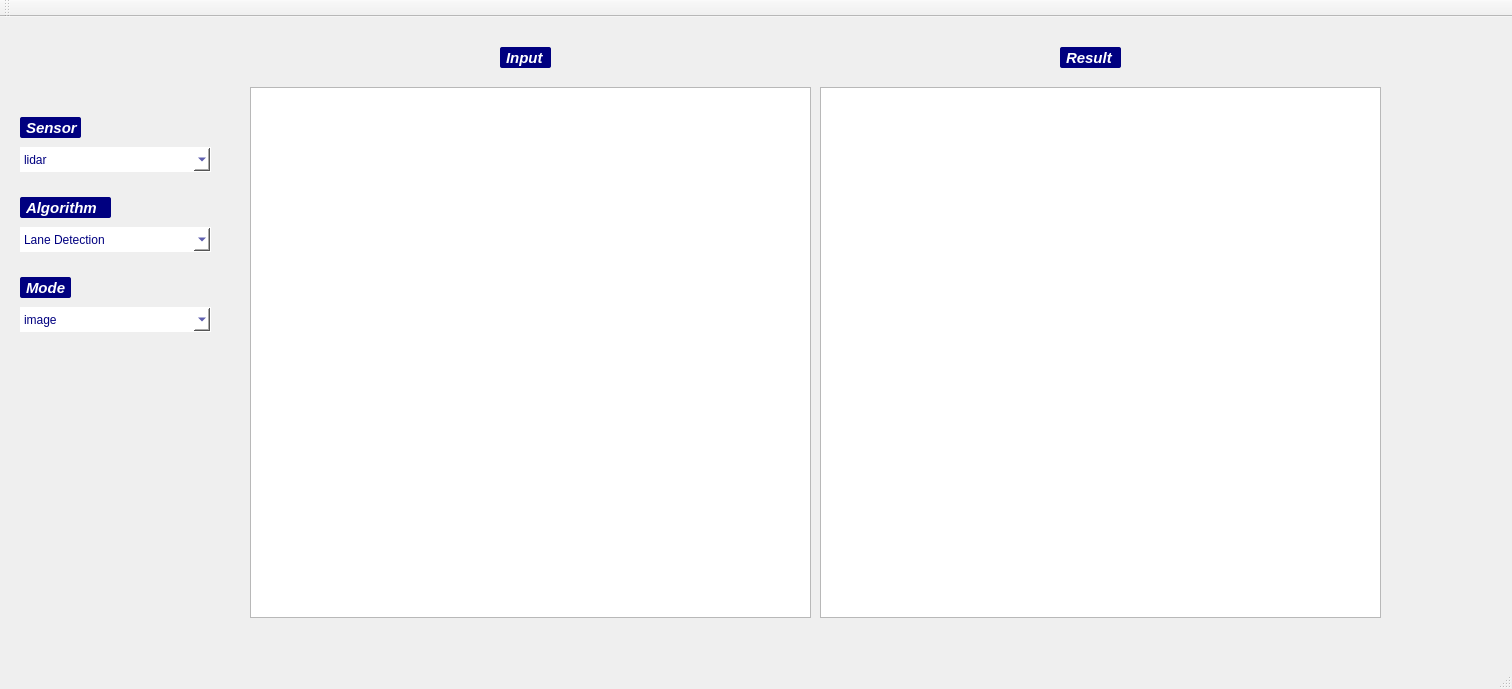
Above: GroundStation/Algorithmtest/mainwindow.ui from dazory/diva2 before the change. Below: the same form after it.
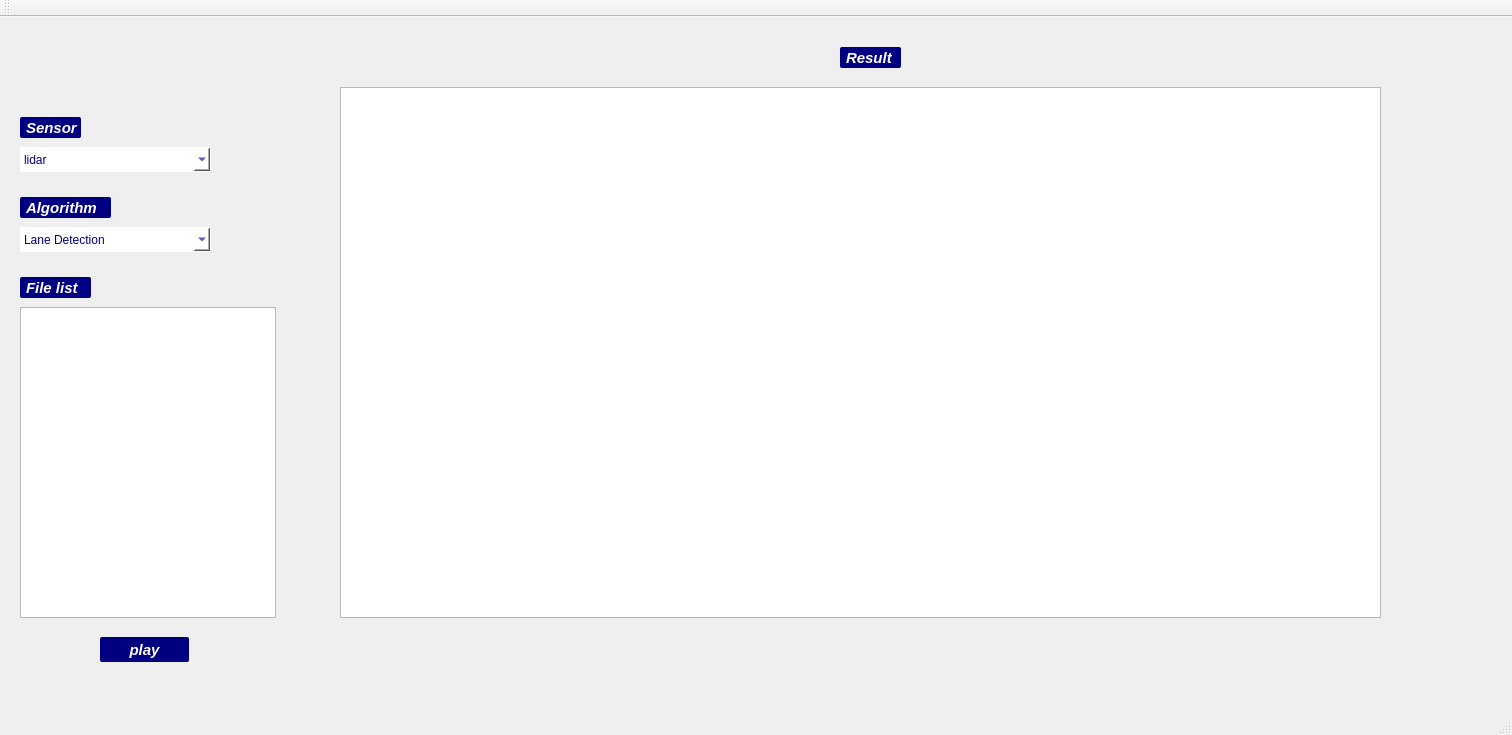
That is the form after the change.

```diff
--- a/GroundStation/Algorithmtest/mainwindow.ui
+++ b/GroundStation/Algorithmtest/mainwindow.ui
@@ -7,7 +7,7 @@
     <x>0</x>
     <y>0</y>
     <width>1512</width>
-    <height>689</height>
+    <height>735</height>
    </rect>
   </property>
   <property name="windowTitle">
@@ -30,6 +30,14 @@
     border-width: 1px;
     border-style: solid;
     padding: 1px 0px 1px 3px; /*This makes text colour work*/
+}
+
+QPushButton{ 
+border-radius: 2px;
+padding: 2px;
+background-color: rgba(0, 0, 128, 1.0);
+font: bold italic 15px;
+color:white;
 }</string>
   </property>
   <widget class="QWidget" name="centralwidget">
@@ -88,41 +96,6 @@
      </property>
     </item>
    </widget>
-   <widget class="QComboBox" name="comboBox_3">
-    <property name="geometry">
-     <rect>
-      <x>20</x>
-      <y>290</y>
-      <width>191</width>
-      <height>25</height>
-     </rect>
-    </property>
-    <item>
-     <property name="text">
-      <string>image</string>
-     </property>
-    </item>
-    <item>
-     <property name="text">
-      <string>video</string>
-     </property>
-    </item>
-    <item>
-     <property name="text">
-      <string>real time</string>
-     </property>
-    </item>
-   </widget>
-   <widget class="QGraphicsView" name="graphicsView">
-    <property name="geometry">
-     <rect>
-      <x>250</x>
-      <y>70</y>
-      <width>561</width>
-      <height>531</height>
-     </rect>
-    </property>
-   </widget>
    <widget class="QLabel" name="label">
     <property name="geometry">
      <rect>
@@ -154,41 +127,28 @@
      <rect>
       <x>20</x>
       <y>260</y>
-      <width>51</width>
+      <width>71</width>
       <height>21</height>
      </rect>
     </property>
     <property name="text">
-     <string>Mode</string>
+     <string>File list</string>
     </property>
    </widget>
    <widget class="QGraphicsView" name="graphicsView_2">
     <property name="geometry">
      <rect>
-      <x>820</x>
+      <x>340</x>
       <y>70</y>
-      <width>561</width>
+      <width>1041</width>
       <height>531</height>
      </rect>
     </property>
    </widget>
-   <widget class="QLabel" name="label_4">
-    <property name="geometry">
-     <rect>
-      <x>500</x>
-      <y>30</y>
-      <width>51</width>
-      <height>21</height>
-     </rect>
-    </property>
-    <property name="text">
-     <string>Input</string>
-    </property>
-   </widget>
    <widget class="QLabel" name="label_5">
     <property name="geometry">
      <rect>
-      <x>1060</x>
+      <x>840</x>
       <y>30</y>
       <width>61</width>
       <height>21</height>
@@ -198,6 +158,29 @@
      <string>Result</string>
     </property>
    </widget>
+   <widget class="QListView" name="listView">
+    <property name="geometry">
+     <rect>
+      <x>20</x>
+      <y>290</y>
+      <width>256</width>
+      <height>311</height>
+     </rect>
+    </property>
+   </widget>
+   <widget class="QPushButton" name="pushButton">
+    <property name="geometry">
+     <rect>
+      <x>100</x>
+      <y>620</y>
+      <width>89</width>
+      <height>25</height>
+     </rect>
+    </property>
+    <property name="text">
+     <string>play</string>
+    </property>
+   </widget>
   </widget>
   <widget class="QMenuBar" name="menubar">
    <property name="geometry">
```
